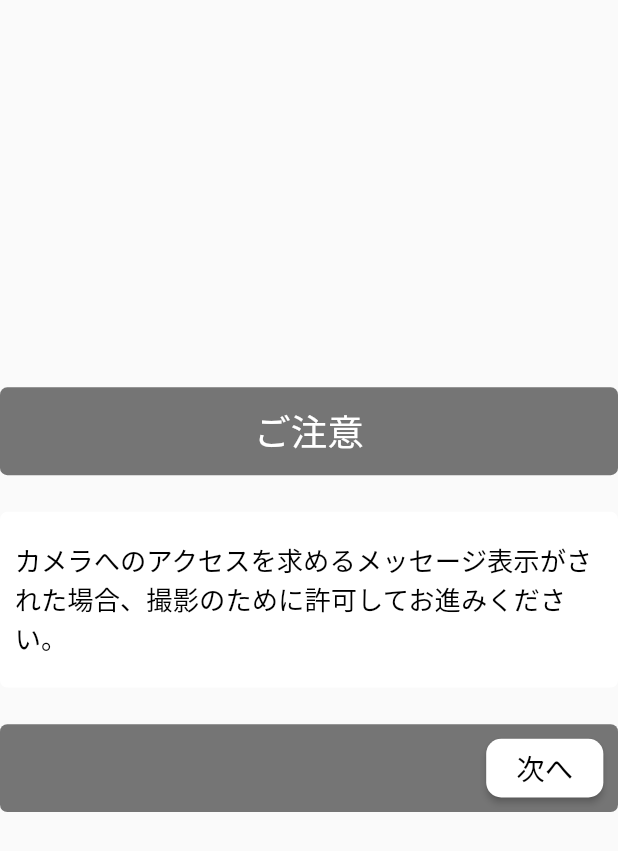
After one commit to hello-world-was-taken/upwork-hassan, a Flutter app: the AccessRequest screen opened directly, on a phone screen of 412 x 824 dp. The commit adds this screen. Shown: the top 851 px of the screen. Run offline on Flutter 3.47's test engine with Material 2 defaults, Android fonts, the phone set to English and light mode, and no system bars; our stand-ins replace flutter_screenutil; Roboto replaces fonts that are missing (MsGothic).

Commit message:
add access request

```diff
--- /dev/null
+++ b/lib/features/pages/presentation/access_request.dart
@@ -0,0 +1,79 @@
+import 'package:flutter/material.dart';
+import 'package:flutter_screenutil/flutter_screenutil.dart';
+import 'package:upwork_hassan/features/pages/presentation/widgets/secondary_color_title.dart';
+
+class AppDimension {
+  static double myDeviceWidth = 390;
+  static double myDeviceHeight = 844;
+  static width(double requiredWidth, BuildContext context) {
+    return MediaQuery.of(context).size.width / (myDeviceWidth / requiredWidth);
+  }
+
+  static height(double requiredHeight, BuildContext context) {
+    return MediaQuery.of(context).size.height /
+        (myDeviceHeight / requiredHeight);
+  }
+}
+
+class AccessRequest extends StatelessWidget {
+  const AccessRequest({super.key});
+
+  @override
+  Widget build(BuildContext context) {
+    return SafeArea(
+      child: Scaffold(
+        body: Column(
+          mainAxisAlignment: MainAxisAlignment.center,
+          children: [
+            SecondaryColorHeading(title: "ご注意"),
+            Container(
+              margin: EdgeInsets.only(bottom: 25.h),
+              padding: EdgeInsets.symmetric(horizontal: 10.h),
+              width: double.infinity,
+              height: 120.h,
+              decoration: BoxDecoration(
+                color: Colors.white,
+                borderRadius: BorderRadius.circular(5.r),
+              ),
+              child: Center(
+                  child: Text(
+                "カメラへのアクセスを求めるメッセージ表示がされた場合、撮影のために許可してお進みください。",
+                style: TextStyle(color: Colors.black, fontSize: 18.h),
+              )),
+            ),
+            Container(
+              margin: EdgeInsets.only(bottom: 25.h),
+              padding: EdgeInsets.all(10.h),
+              width: double.infinity,
+              height: 60.h,
+              decoration: BoxDecoration(
+                  color: Color(0XFF757575),
+                  borderRadius: BorderRadius.circular(5.r)),
+              child: Container(
+                padding: EdgeInsets.only(
+                    left: MediaQuery.of(context).size.width - 100.h),
+                child: ElevatedButton(
+                  onPressed: () {},
+                  style: ButtonStyle(
+                    backgroundColor:
+                        MaterialStateProperty.all<Color>(Colors.white),
+                    shape: MaterialStateProperty.all<RoundedRectangleBorder>(
+                      RoundedRectangleBorder(
+                        borderRadius: BorderRadius.circular(
+                            10.0), // Set the border radius
+                      ),
+                    ),
+                  ),
+                  child: Text(
+                    '次へ',
+                    style: TextStyle(color: Colors.black, fontSize: 18.sp),
+                  ),
+                ),
+              ),
+            ),
+          ],
+        ),
+      ),
+    );
+  }
+}
```
Also changed, not shown: lib/features/pages/presentation/agreement.dart (+7 -36 lines).
